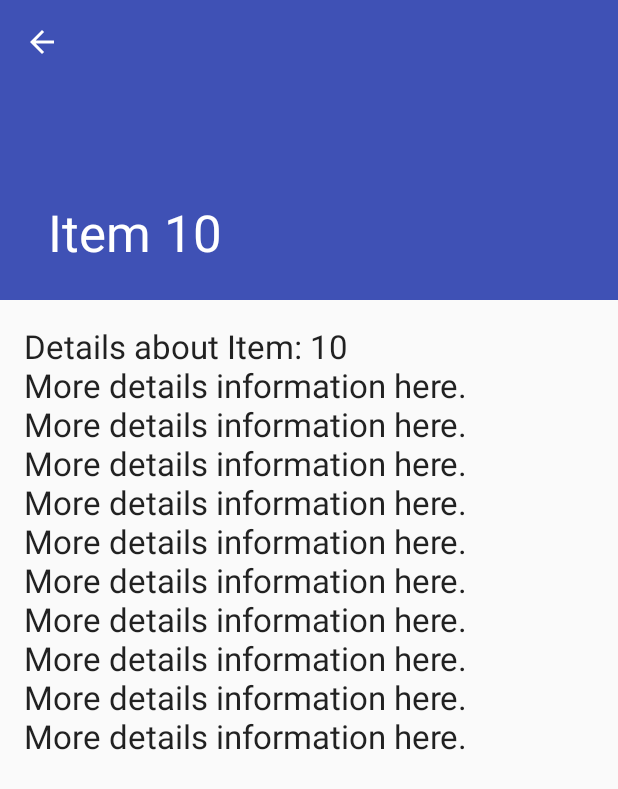
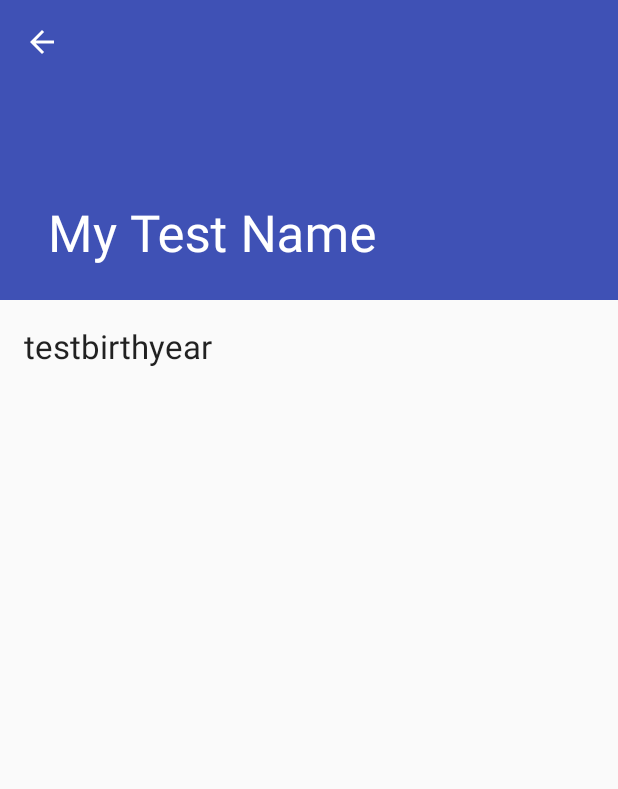
Before and after one commit to sgaw/SWAPI, an Android app: the screen it shows after launch (CharacterDetailActivity), after a tap on "10", on a phone screen of 412 x 824 dp. Shown: the top 789 px of the screen. Run offline under Robolectric (Android 15) with nearby library versions, the phone set to English and light mode, and no system bars; our stand-ins replace ButterKnife; libraries missing offline, so code that uses them is left out: butterknife.internal.

Commit message:
Basic substitution of FilmCharacter default object into the detail fragment.

```diff
--- a/SWAPIApp/app/build.gradle
+++ b/SWAPIApp/app/build.gradle
@@ -26,6 +26,10 @@ dependencies {
     compile 'com.android.support:support-v4:23.1.1'
     compile 'com.android.support:recyclerview-v7:23.1.1'
     compile 'com.android.support:design:23.1.1'
+
+    // Probably could use Data Bind library instead but I'm not familiar yet
+    compile 'com.jakewharton:butterknife:7.0.1'
+
     androidTestCompile 'junit:junit:4.12'
 
     testCompile 'junit:junit:4.12'
--- a/SWAPIApp/app/src/main/java/sgaw/playground/com/swapiapp/CharacterDetailActivity.java
+++ b/SWAPIApp/app/src/main/java/sgaw/playground/com/swapiapp/CharacterDetailActivity.java
@@ -44,8 +44,8 @@ public class CharacterDetailActivity extends AppCompatActivity {
             // Create the detail fragment and add it to the activity
             // using a fragment transaction.
             Bundle arguments = new Bundle();
-            arguments.putString(CharacterDetailFragment.ARG_ITEM_ID,
-                    getIntent().getStringExtra(CharacterDetailFragment.ARG_ITEM_ID));
+            arguments.putString(CharacterDetailFragment.ARG_CHARACTER_ID,
+                    getIntent().getStringExtra(CharacterDetailFragment.ARG_CHARACTER_ID));
             CharacterDetailFragment fragment = new CharacterDetailFragment();
             fragment.setArguments(arguments);
             getSupportFragmentManager().beginTransaction()
--- a/SWAPIApp/app/src/main/java/sgaw/playground/com/swapiapp/CharacterDetailFragment.java
+++ b/SWAPIApp/app/src/main/java/sgaw/playground/com/swapiapp/CharacterDetailFragment.java
@@ -9,6 +9,11 @@ import android.view.View;
 import android.view.ViewGroup;
 import android.widget.TextView;
 
+import butterknife.Bind;
+import butterknife.ButterKnife;
+import butterknife.internal.ButterKnifeProcessor;
+import sgaw.playground.com.swapiapp.data.FilmCharacter;
+import sgaw.playground.com.swapiapp.data.Universe;
 import sgaw.playground.com.swapiapp.dummy.DummyContent;
 
 /**
@@ -18,16 +23,19 @@ import sgaw.playground.com.swapiapp.dummy.DummyContent;
  * on handsets.
  */
 public class CharacterDetailFragment extends Fragment {
-    /**
-     * The fragment argument representing the item ID that this fragment
-     * represents.
-     */
-    public static final String ARG_ITEM_ID = "item_id";
+    public static final String ARG_CHARACTER_ID = "character_id";
 
-    /**
-     * The dummy content this fragment is presenting.
-     */
-    private DummyContent.DummyItem mItem;
+    private static final FilmCharacter DEFAULT_CHARACTER =
+            FilmCharacter.newBuilder()
+                    .setName("Default Character name")
+                    .setUri("http://stubwebsite.com")
+                    .setBirthYear("badyear")
+                    .build();
+
+    @Bind(R.id.character_detail)
+    TextView mTextView;
+
+    private FilmCharacter mCharacter = null;
 
     /**
      * Mandatory empty constructor for the fragment manager to instantiate the
@@ -40,18 +48,21 @@ public class CharacterDetailFragment extends Fragment {
     public void onCreate(Bundle savedInstanceState) {
         super.onCreate(savedInstanceState);
 
-        if (getArguments().containsKey(ARG_ITEM_ID)) {
-            // Load the dummy content specified by the fragment
-            // arguments. In a real-world scenario, use a Loader
-            // to load content from a content provider.
-            mItem = DummyContent.ITEM_MAP.get(getArguments().getString(ARG_ITEM_ID));
+        if (getArguments().containsKey(ARG_CHARACTER_ID)) {
+            Universe universe = Universe.get(getContext());
+            mCharacter = universe.getCharacter(
+                    getArguments().getString(ARG_CHARACTER_ID));
+        } else {
+            // Shouldn't get here but give the visual clue that something's wrong
+            mCharacter = DEFAULT_CHARACTER;
+        }
 
-            Activity activity = this.getActivity();
-            CollapsingToolbarLayout appBarLayout = (CollapsingToolbarLayout) activity.findViewById(R.id.toolbar_layout);
-            if (appBarLayout != null) {
-                appBarLayout.setTitle(mItem.content);
-            }
+        Activity activity = this.getActivity();
+        CollapsingToolbarLayout appBarLayout = (CollapsingToolbarLayout) activity.findViewById(R.id.toolbar_layout);
+        if (appBarLayout != null) {
+            appBarLayout.setTitle(mCharacter.getName());
         }
+
     }
 
     @Override
@@ -59,10 +70,8 @@ public class CharacterDetailFragment extends Fragment {
                              Bundle savedInstanceState) {
         View rootView = inflater.inflate(R.layout.character_detail, container, false);
 
-        // Show the dummy content as text in a TextView.
-        if (mItem != null) {
-            ((TextView) rootView.findViewById(R.id.character_detail)).setText(mItem.details);
-        }
+        ButterKnife.bind(this, rootView);
+        mTextView.setText(mCharacter.getBirthYear());
 
         return rootView;
     }
--- a/SWAPIApp/app/src/main/java/sgaw/playground/com/swapiapp/CharacterListActivity.java
+++ b/SWAPIApp/app/src/main/java/sgaw/playground/com/swapiapp/CharacterListActivity.java
@@ -19,6 +19,7 @@ import org.json.JSONException;
 import org.json.JSONObject;
 
 import sgaw.playground.com.swapiapp.converters.JSONToCharacterList;
+import sgaw.playground.com.swapiapp.data.Universe;
 import sgaw.playground.com.swapiapp.dummy.DummyContent;
 
 import java.util.List;
@@ -33,8 +34,6 @@ import sgaw.playground.com.swapiapp.data.FilmCharacter;
  * item details side-by-side using two vertical panes.
  */
 public class CharacterListActivity extends AppCompatActivity {
-    private JSONToCharacterList mConverter = new JSONToCharacterList();
-    private static CircularArray<FilmCharacter> sCharacters = null;
 
     /**
      * Whether or not the activity is in two-pane mode, i.e. running on a tablet
@@ -50,17 +49,6 @@ public class CharacterListActivity extends AppCompatActivity {
         Toolbar toolbar = (Toolbar) findViewById(R.id.toolbar);
         setSupportActionBar(toolbar);
         toolbar.setTitle(getTitle());
-
-        if (sCharacters == null) {
-            JSONObject result = mConverter.readAsset(this);
-            try {
-                sCharacters = mConverter.apply(result);
-            } catch (JSONException e) {
-                Log.e("CharacterListActivity", e.getMessage());
-                sCharacters = new CircularArray<>(0);
-            }
-        }
-        Log.d("CharacterListActivity", sCharacters.size() + " characters read");
 
         View recyclerView = findViewById(R.id.character_list);
         assert recyclerView != null;
@@ -106,7 +94,8 @@ public class CharacterListActivity extends AppCompatActivity {
                 public void onClick(View v) {
                     if (mTwoPane) {
                         Bundle arguments = new Bundle();
-                        arguments.putString(CharacterDetailFragment.ARG_ITEM_ID, holder.mItem.id);
+                        arguments.putString(CharacterDetailFragment.ARG_CHARACTER_ID,
+                                "stubCharacterId");
                         CharacterDetailFragment fragment = new CharacterDetailFragment();
                         fragment.setArguments(arguments);
                         getSupportFragmentManager().beginTransaction()
@@ -115,7 +104,8 @@ public class CharacterListActivity extends AppCompatActivity {
                     } else {
                         Context context = v.getContext();
                         Intent intent = new Intent(context, CharacterDetailActivity.class);
-                        intent.putExtra(CharacterDetailFragment.ARG_ITEM_ID, holder.mItem.id);
+                        intent.putExtra(CharacterDetailFragment.ARG_CHARACTER_ID,
+                                "stubCharacterId");
 
                         context.startActivity(intent);
                     }
--- a/SWAPIApp/app/src/main/java/sgaw/playground/com/swapiapp/converters/JSONToCharacter.java
+++ b/SWAPIApp/app/src/main/java/sgaw/playground/com/swapiapp/converters/JSONToCharacter.java
@@ -14,10 +14,12 @@ public class JSONToCharacter {
 
     public FilmCharacter apply(JSONObject json) throws JSONException {
         FilmCharacter.Builder builder = FilmCharacter.newBuilder()
+                .setName(json.getString("name"))
                 .setHeight(Integer.parseInt(json.getString("height")))
                 .setMass(Integer.parseInt(json.getString("mass")))
                 .setBirthYear(json.getString("birth_year"))
-                .setGender(convertGender(json.getString("gender")));
+                .setGender(convertGender(json.getString("gender")))
+                .setUri(json.getString("url"));
 
         String [] hairStrs = json.getString("hair_color").split(",");
         builder.addHairColor(convertHairColor(hairStrs[0]));
--- a/SWAPIApp/app/src/main/java/sgaw/playground/com/swapiapp/converters/JSONToCharacterList.java
+++ b/SWAPIApp/app/src/main/java/sgaw/playground/com/swapiapp/converters/JSONToCharacterList.java
@@ -1,56 +1,42 @@
 package sgaw.playground.com.swapiapp.converters;
 
-import android.content.Context;
 import android.support.v4.util.CircularArray;
-
-import sgaw.playground.com.swapiapp.data.FilmCharacter;
+import android.util.Log;
 
 import org.json.JSONArray;
 import org.json.JSONException;
 import org.json.JSONObject;
 
-import java.io.IOException;
-import java.io.InputStream;
-import java.io.StringWriter;
+import sgaw.playground.com.swapiapp.data.FilmCharacter;
 
 /**
  * Converter from asset file to list of Character POJOs.
  */
 public class JSONToCharacterList {
-    private static final String ASSET = "CachedPeople.json";
+    private static final String TAG = "JSONToCharacterList";
     JSONToCharacter converter = new JSONToCharacter();
 
-    public CircularArray<FilmCharacter> apply(JSONObject jsonObject) throws JSONException {
-        CircularArray<FilmCharacter> result = new CircularArray<>(10);
-        JSONArray jsonArray = jsonObject.getJSONArray("results");
+    /**
+     * Find the result array and convert the characters into POJO data objects.
+     *
+     * @param jsonObject to conver
+     * @param characters output list
+     * @return
+     */
+    public CircularArray<FilmCharacter> apply(JSONObject jsonObject,
+                                              CircularArray<FilmCharacter> characters) {
+
+        JSONArray jsonArray = null;
+        try {
+            jsonArray = jsonObject.getJSONArray("results");
         for (int i = 0; i < jsonArray.length(); i++) {
             jsonObject = jsonArray.getJSONObject(i);
             FilmCharacter filmCharacter = converter.apply(jsonObject);
-            result.addLast(filmCharacter);
+            characters.addLast(filmCharacter);
         }
-        return  result;
-    }
-
-    public static JSONObject readAsset(Context context) {
-        StringWriter writer = new StringWriter();
-        try {
-            InputStream inputStream = context.getResources().getAssets()
-                    .open(ASSET);
-            while (inputStream.available() > 0) {
-                writer.write(inputStream.read());
-            }
-            inputStream.close();
-            writer.close();
-            String jsonString = writer.toString();
-            try {
-                return new JSONObject(jsonString);
-            } catch (JSONException je) {
-                je.printStackTrace();
-            }
-
-        } catch (IOException ioe) {
-            ioe.printStackTrace();
+        } catch (JSONException e) {
+            Log.e(TAG, "Parse exception", e);
         }
-        return null;
+        return  characters;
     }
 }
--- a/SWAPIApp/app/src/main/java/sgaw/playground/com/swapiapp/data/FilmCharacter.java
+++ b/SWAPIApp/app/src/main/java/sgaw/playground/com/swapiapp/data/FilmCharacter.java
@@ -10,6 +10,7 @@ import java.lang.annotation.RetentionPolicy;
  * POJO to represent a film character.
  */
 public class FilmCharacter {
+
     // Replacement for enums in Android
     @IntDef({GENDER_MALE,
             GENDER_FEMALE,
@@ -54,21 +55,27 @@ public class FilmCharacter {
     public static final @ColorInt int EYE_BROWN = 0x795548;
     public static final @ColorInt int EYE_GREY = 0x607D8B;
 
+    private final String mName;
+
+
     private final int mHeight;
     private final int mMass;
     private @HairColor int [] mHairColor;
     private @EyeColor int mEyeColor ;
     private final String mBirthYear;
     private final @Gender int mGender;
+    private final String mUri;
 
-    public FilmCharacter(int height, int mass, @HairColor int[] hairColor,
-                         @EyeColor int eyeColor, String birthYear, int gender) {
+    public FilmCharacter(String name, int height, int mass, @HairColor int[] hairColor,
+                         @EyeColor int eyeColor, String birthYear, int gender, String uri) {
+        this.mName = name;
         this.mHeight = height;
         this.mMass = mass;
         this.mHairColor = hairColor;
         this.mEyeColor = eyeColor;
         this.mBirthYear = birthYear;
         this.mGender = gender;
+        this.mUri = uri;
     }
 
     @Override
@@ -95,6 +102,40 @@ public class FilmCharacter {
         return new Builder();
     }
 
+    public String getName() {
+        return mName;
+    }
+
+    public @Gender int getGender() {
+        return mGender;
+    }
+
+    public int getHeight() {
+        return mHeight;
+    }
+
+    public int getMass() {
+        return mMass;
+    }
+
+    public @HairColor int[] getHairColor() {
+        return mHairColor;
+    }
+
+    public @EyeColor int getEyeColor() {
+        return mEyeColor;
+    }
+
+    public String getBirthYear() {
+        return mBirthYear;
+    }
+
+
+    public String getUri() {
+        return mUri;
+    }
+
+
     /**
      * Builder for a Character POJO.
      */
@@ -106,6 +147,8 @@ public class FilmCharacter {
         private int mEyeColor;
         private String mBirthYear;
         private int mGender;
+        private String mUri;
+        private String mName;
 
         public Builder setHeight(int height) {
             mHeight = height;
@@ -143,8 +186,19 @@ public class FilmCharacter {
 
         public FilmCharacter build() {
             assert(mBirthYear != null && !mBirthYear.isEmpty());
-            return new FilmCharacter(mHeight, mMass, mHairColor, mEyeColor, mBirthYear,
-                    mGender);
+            assert(mUri != null && !mUri.isEmpty());
+            return new FilmCharacter(mName, mHeight, mMass, mHairColor, mEyeColor, mBirthYear,
+                    mGender, mUri);
+        }
+
+        public Builder setName(String name) {
+            mName = name;
+            return this;
+        }
+
+        public Builder setUri(String uri) {
+            mUri = uri;
+            return this;
         }
     }
 }
--- /dev/null
+++ b/SWAPIApp/app/src/main/java/sgaw/playground/com/swapiapp/data/Universe.java
@@ -0,0 +1,79 @@
+package sgaw.playground.com.swapiapp.data;
+
+import android.content.Context;
+import android.support.annotation.VisibleForTesting;
+import android.support.v4.util.CircularArray;
+
+import org.json.JSONException;
+import org.json.JSONObject;
+
+import java.io.IOException;
+import java.io.InputStream;
+import java.io.StringWriter;
+
+import sgaw.playground.com.swapiapp.converters.JSONToCharacterList;
+
+/**
+ * Created by shirleygaw on 09/12/15.
+ */
+public class Universe {
+    private static final String ASSET = "CachedPeople.json";
+
+    @VisibleForTesting
+    static Universe sSelf = null;
+    private CircularArray<FilmCharacter> mCharacters = null;
+
+    public Universe(CircularArray<FilmCharacter> characters) {
+        mCharacters = characters;
+    }
+
+    public static Universe get(Context context) {
+        if (sSelf == null) {
+            CircularArray<FilmCharacter> characters = new CircularArray<>();
+            JSONToCharacterList converter = new JSONToCharacterList();
+            converter.apply(readAsset(context), characters);
+            sSelf = new Universe(characters);
+        }
+        return sSelf;
+    }
+
+    private static JSONObject readAsset(Context context) {
+        StringWriter writer = new StringWriter();
+        try {
+            InputStream inputStream = context.getResources().getAssets()
+                    .open(ASSET);
+            while (inputStream.available() > 0) {
+                writer.write(inputStream.read());
+            }
+            inputStream.close();
+            writer.close();
+            String jsonString = writer.toString();
+            try {
+                return new JSONObject(jsonString);
+            } catch (JSONException je) {
+                je.printStackTrace();
+            }
+
+        } catch (IOException ioe) {
+            ioe.printStackTrace();
+        }
+        return null;
+    }
+
+    public FilmCharacter getCharacter(String uri) {/*
+        // Inefficient but there's not that much data, I expect
+        for (int i = 0; i < mCharacters.size(); i++) {
+            if (mCharacters.get(i).getUri().equals(uri)) {
+                return mCharacters.get(i);
+            }
+        }
+
+        throw new IllegalStateException("Sending bad URI: " + uri);*/
+        return FilmCharacter.newBuilder()
+                .setName("My Test Name")
+                .setBirthYear("testbirthyear")
+                .setUri("http://myfakesite.com")
+                .build();
+    }
+
+}
```
